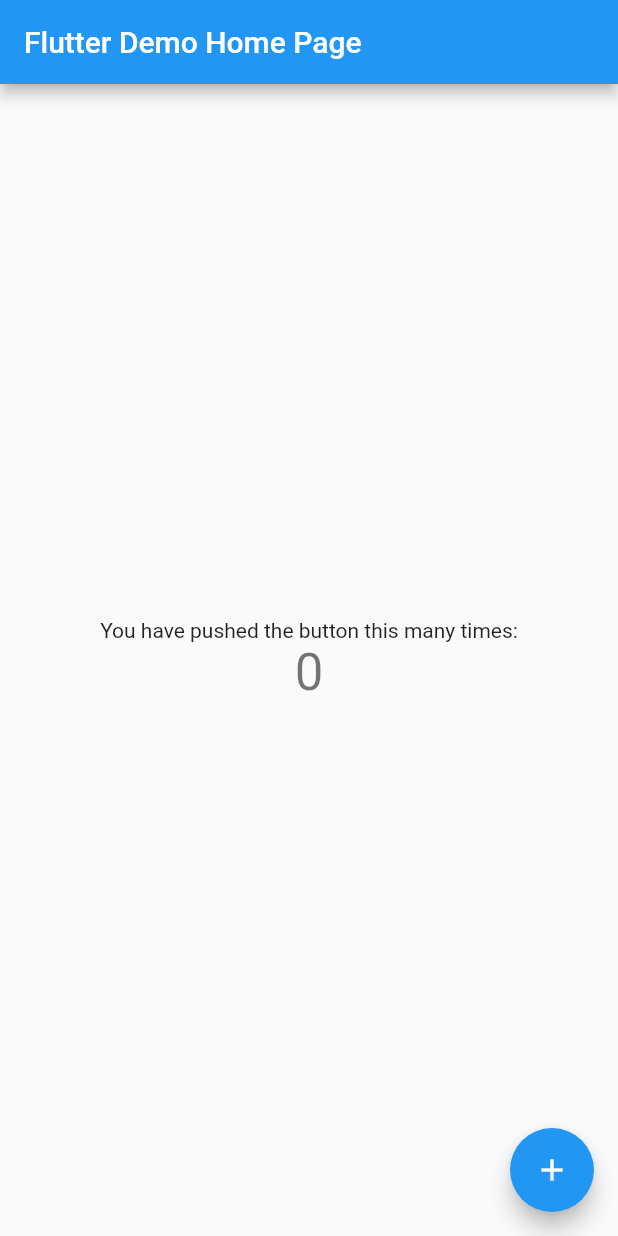
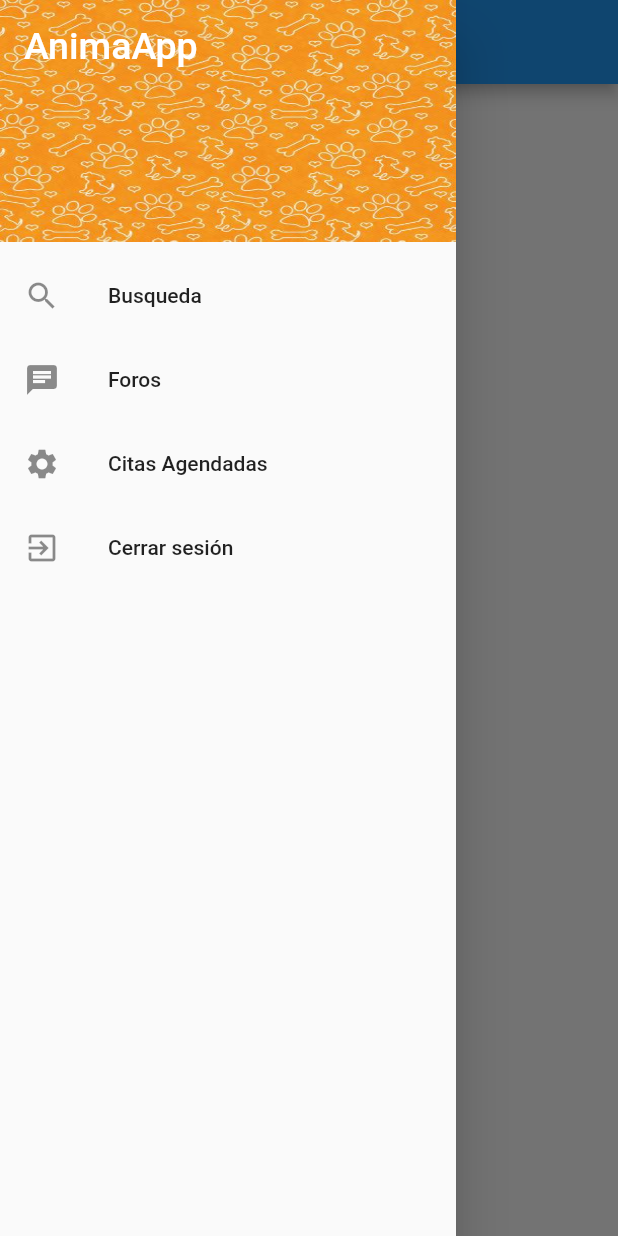
Before and after one commit to SergioMilagritoRiveros/App-Interactivas, a Flutter app: the screen it shows after launch, with the side drawer open (before the commit the screen has no drawer), on a phone screen of 412 x 824 dp. Run offline on Flutter 3.47's test engine with Material 2 defaults, Android fonts, the phone set to English and light mode, and no system bars.

Commit message:
create menu

```diff
--- a/animapp/lib/main.dart
+++ b/animapp/lib/main.dart
@@ -1,117 +1,33 @@
 import 'package:flutter/material.dart';
 
-void main() {
-  runApp(MyApp());
-}
+import 'widgets/NavDrawer.dart';
+
+void main() => runApp(MyApp());
 
 class MyApp extends StatelessWidget {
-  // This widget is the root of your application.
   @override
   Widget build(BuildContext context) {
     return MaterialApp(
-      title: 'Flutter Demo',
+      title: 'AnimaApp',
       theme: ThemeData(
-        // This is the theme of your application.
-        //
-        // Try running your application with "flutter run". You'll see the
-        // application has a blue toolbar. Then, without quitting the app, try
-        // changing the primarySwatch below to Colors.green and then invoke
-        // "hot reload" (press "r" in the console where you ran "flutter run",
-        // or simply save your changes to "hot reload" in a Flutter IDE).
-        // Notice that the counter didn't reset back to zero; the application
-        // is not restarted.
         primarySwatch: Colors.blue,
-        // This makes the visual density adapt to the platform that you run
-        // the app on. For desktop platforms, the controls will be smaller and
-        // closer together (more dense) than on mobile platforms.
-        visualDensity: VisualDensity.adaptivePlatformDensity,
       ),
-      home: MyHomePage(title: 'Flutter Demo Home Page'),
+      home: MyHomePage(),
     );
   }
 }
 
-class MyHomePage extends StatefulWidget {
-  MyHomePage({Key key, this.title}) : super(key: key);
-
-  // This widget is the home page of your application. It is stateful, meaning
-  // that it has a State object (defined below) that contains fields that affect
-  // how it looks.
-
-  // This class is the configuration for the state. It holds the values (in this
-  // case the title) provided by the parent (in this case the App widget) and
-  // used by the build method of the State. Fields in a Widget subclass are
-  // always marked "final".
-
-  final String title;
-
-  @override
-  _MyHomePageState createState() => _MyHomePageState();
-}
-
-class _MyHomePageState extends State<MyHomePage> {
-  int _counter = 0;
-
-  void _incrementCounter() {
-    setState(() {
-      // This call to setState tells the Flutter framework that something has
-      // changed in this State, which causes it to rerun the build method below
-      // so that the display can reflect the updated values. If we changed
-      // _counter without calling setState(), then the build method would not be
-      // called again, and so nothing would appear to happen.
-      _counter++;
-    });
-  }
-
+class MyHomePage extends StatelessWidget {
   @override
   Widget build(BuildContext context) {
-    // This method is rerun every time setState is called, for instance as done
-    // by the _incrementCounter method above.
-    //
-    // The Flutter framework has been optimized to make rerunning build methods
-    // fast, so that you can just rebuild anything that needs updating rather
-    // than having to individually change instances of widgets.
     return Scaffold(
+      drawer: NavDrawer(),
       appBar: AppBar(
-        // Here we take the value from the MyHomePage object that was created by
-        // the App.build method, and use it to set our appbar title.
-        title: Text(widget.title),
+        title: Text('AnimaApp'),
       ),
       body: Center(
-        // Center is a layout widget. It takes a single child and positions it
-        // in the middle of the parent.
-        child: Column(
-          // Column is also a layout widget. It takes a list of children and
-          // arranges them vertically. By default, it sizes itself to fit its
-          // children horizontally, and tries to be as tall as its parent.
-          //
-          // Invoke "debug painting" (press "p" in the console, choose the
-          // "Toggle Debug Paint" action from the Flutter Inspector in Android
-          // Studio, or the "Toggle Debug Paint" command in Visual Studio Code)
-          // to see the wireframe for each widget.
-          //
-          // Column has various properties to control how it sizes itself and
-          // how it positions its children. Here we use mainAxisAlignment to
-          // center the children vertically; the main axis here is the vertical
-          // axis because Columns are vertical (the cross axis would be
-          // horizontal).
-          mainAxisAlignment: MainAxisAlignment.center,
-          children: <Widget>[
-            Text(
-              'You have pushed the button this many times:',
-            ),
-            Text(
-              '$_counter',
-              style: Theme.of(context).textTheme.headline4,
-            ),
-          ],
-        ),
+        child: Text('Aca pondre el resto'),
       ),
-      floatingActionButton: FloatingActionButton(
-        onPressed: _incrementCounter,
-        tooltip: 'Increment',
-        child: Icon(Icons.add),
-      ), // This trailing comma makes auto-formatting nicer for build methods.
     );
   }
 }
--- /dev/null
+++ b/animapp/lib/widgets/NavDrawer.dart
@@ -0,0 +1,47 @@
+import 'package:flutter/material.dart';
+
+class NavDrawer extends StatelessWidget {
+  @override
+  Widget build(BuildContext context) {
+    return Drawer(
+      child: ListView(
+        padding: EdgeInsets.zero,
+        children: <Widget>[
+          DrawerHeader(
+            child: Text(
+              'AnimaApp',
+              style: TextStyle(color: Colors.white, fontSize: 25),
+            ),
+            decoration: BoxDecoration(
+              color: Colors.yellowAccent,
+              image: DecorationImage(
+                fit: BoxFit.fill,
+                image: AssetImage('images/cover-pet.png'),
+              ),
+            ),
+          ),
+          ListTile(
+            leading: Icon(Icons.search),
+            title: Text('Busqueda'),
+            onTap: () => {},
+          ),
+          ListTile(
+            leading: Icon(Icons.chat),
+            title: Text('Foros'),
+            onTap: () => {},
+          ),
+          ListTile(
+            leading: Icon(Icons.settings),
+            title: Text('Citas Agendadas'),
+            onTap: () => {},
+          ),
+          ListTile(
+            leading: Icon(Icons.exit_to_app),
+            title: Text('Cerrar sesión'),
+            onTap: () => {},
+          ),
+        ],
+      ),
+    );
+  }
+}
```
